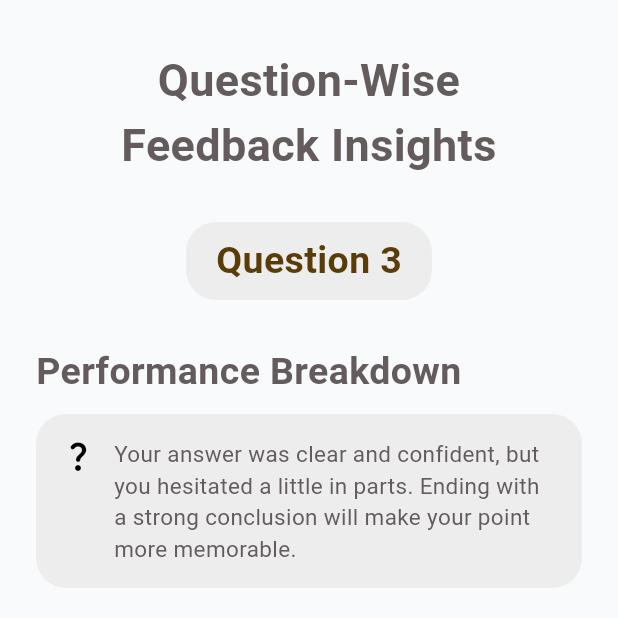
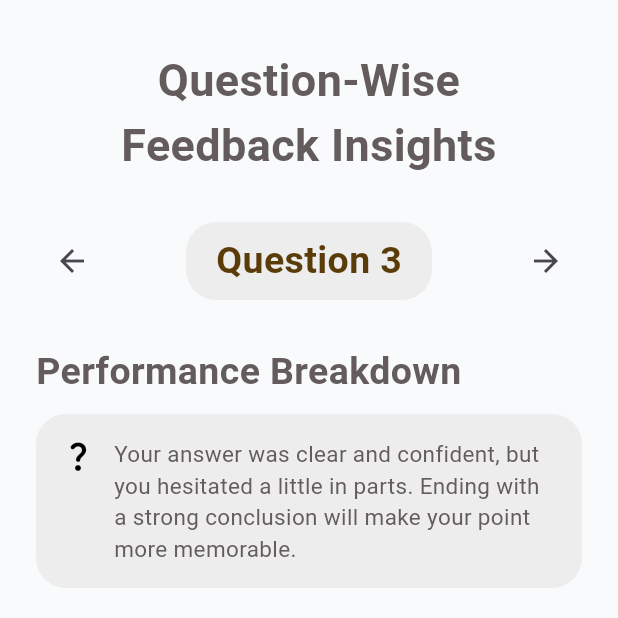
Before and after one commit to SapphireAG/AI-Interview-Coach-Talk2Hire, a Flutter app: the FeedbackPage screen opened directly, on a phone screen of 412 x 824 dp, the top half of it. Run offline on Flutter 3.47's test engine with Material 3 defaults, Android fonts, the light colour scheme and no system bars; our stand-ins replace audioplayers, camera; missing offline and left inert: record.

Commit message:
added navigation arrows

```diff
--- a/flutter_frontend/lib/feedback_page.dart
+++ b/flutter_frontend/lib/feedback_page.dart
@@ -46,11 +46,22 @@ class _FeedbackPageState extends State<FeedbackPage> {
               const SizedBox(height: 30),
 
               // Question number tag
+
+              Row(
+  mainAxisAlignment: MainAxisAlignment.spaceBetween,
+  children: [
+    // Back Arrow (left end)
+    IconButton(
+      icon: const Icon(Icons.arrow_back),
+      onPressed: () {
+        // Handle back navigation
+        print("Back pressed");
+      },
+    ),
+
+    // Question Label (center)
     Container(
-                padding: const EdgeInsets.symmetric(
-                  horizontal: 20,
-                  vertical: 8,
-                ),
+      padding: const EdgeInsets.symmetric(horizontal: 20, vertical: 8),
       decoration: BoxDecoration(
         color: const Color.fromARGB(255, 237, 237, 237),
         borderRadius: BorderRadius.circular(20),
@@ -64,6 +75,19 @@ class _FeedbackPageState extends State<FeedbackPage> {
         ),
       ),
     ),
+
+    // Forward Arrow (right end)
+    IconButton(
+      icon: const Icon(Icons.arrow_forward),
+      onPressed: () {
+        // Handle forward navigation
+        print("Forward pressed");
+      },
+    ),
+  ],
+),
+
+
               const SizedBox(height: 30),
 
               // Performance Breakdown
```
Also changed, not shown: flutter_frontend/lib/main.dart (+32 -32 lines). Lines whose indentation alone changed are shown as unchanged.
